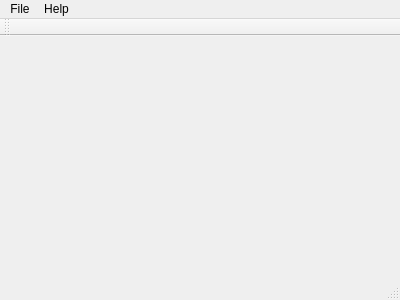
Above: app/mainwindow.ui from ololuki/Nonograms before the change. Below: the same form after it.
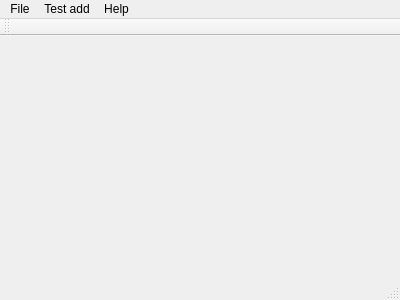
That is the form after the change. Custom widgets are drawn as their Qt base class.

What changed in the file:
```diff
--- a/app/mainwindow.ui
+++ b/app/mainwindow.ui
@@ -48,7 +48,14 @@
     </property>
     <addaction name="actionAbout"/>
    </widget>
+   <widget class="QMenu" name="menuTest_add">
+    <property name="title">
+     <string>Test add</string>
+    </property>
+    <addaction name="actionAdd_blocks"/>
+   </widget>
    <addaction name="menuFile"/>
+   <addaction name="menuTest_add"/>
    <addaction name="menuHelp"/>
   </widget>
   <widget class="QToolBar" name="mainToolBar">
```
Left out of the diff: 11 changed lines with no effect on the pictures.
